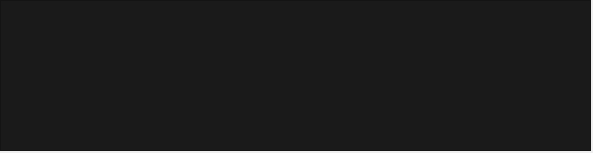
The window that templatecase.ui (RZFD12/BIRD_DETECTOR) describes before a commit, drawn with Qt 5.
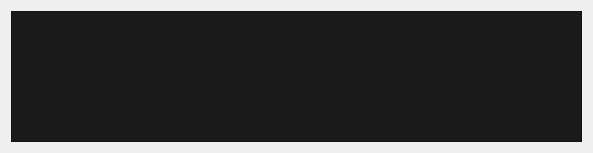
The same window after the commit.

```diff
--- a/templatecase.ui
+++ b/templatecase.ui
@@ -13,15 +13,9 @@
   <property name="windowTitle">
    <string>Form</string>
   </property>
+  <layout class="QGridLayout" name="gridLayout">
+   <item row="0" column="0">
   <widget class="QScrollArea" name="scrollArea">
-   <property name="geometry">
-    <rect>
-     <x>0</x>
-     <y>0</y>
-     <width>591</width>
-     <height>151</height>
-    </rect>
-   </property>
    <property name="sizePolicy">
     <sizepolicy hsizetype="Expanding" vsizetype="Expanding">
      <horstretch>0</horstretch>
@@ -48,12 +42,14 @@
      <rect>
       <x>0</x>
       <y>0</y>
-      <width>589</width>
-      <height>149</height>
+        <width>573</width>
+        <height>133</height>
      </rect>
     </property>
    </widget>
   </widget>
+   </item>
+  </layout>
  </widget>
  <resources/>
  <connections/>
```
Lines whose indentation alone changed are shown as unchanged.
